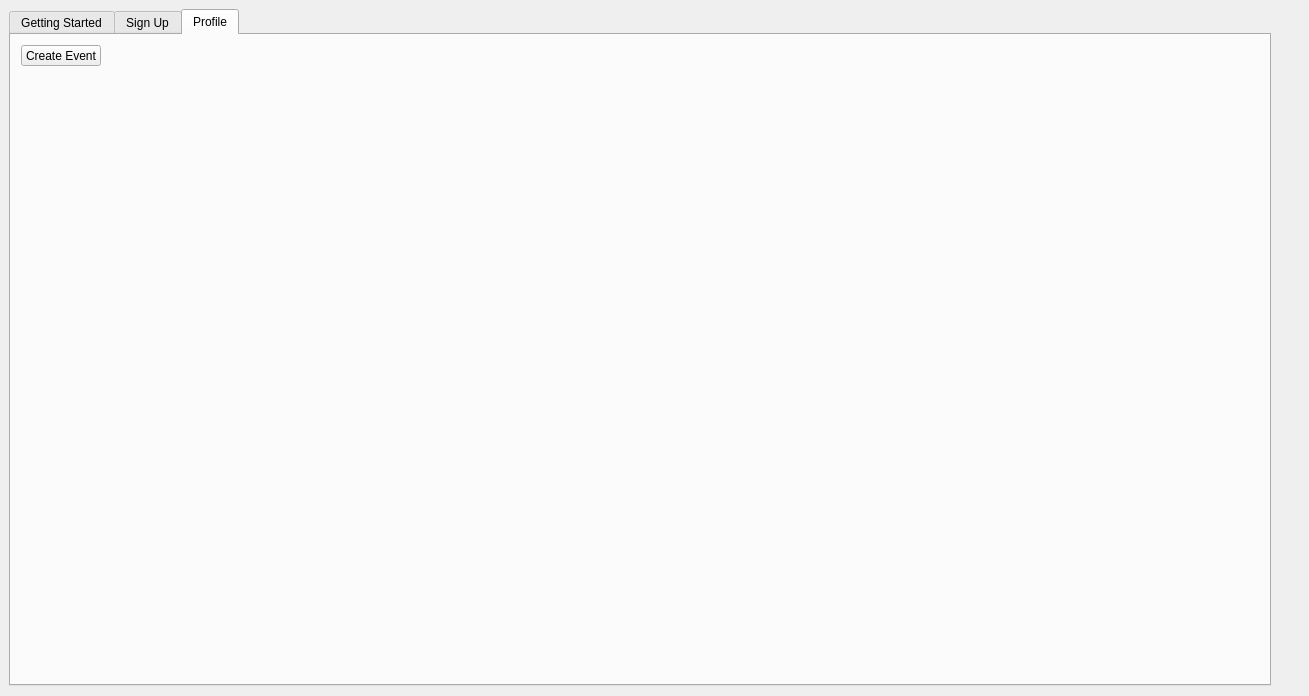
First picture: the form in src/web-app/interestdata.ui, repository Aesylwinn/software-engineering, before the edit.
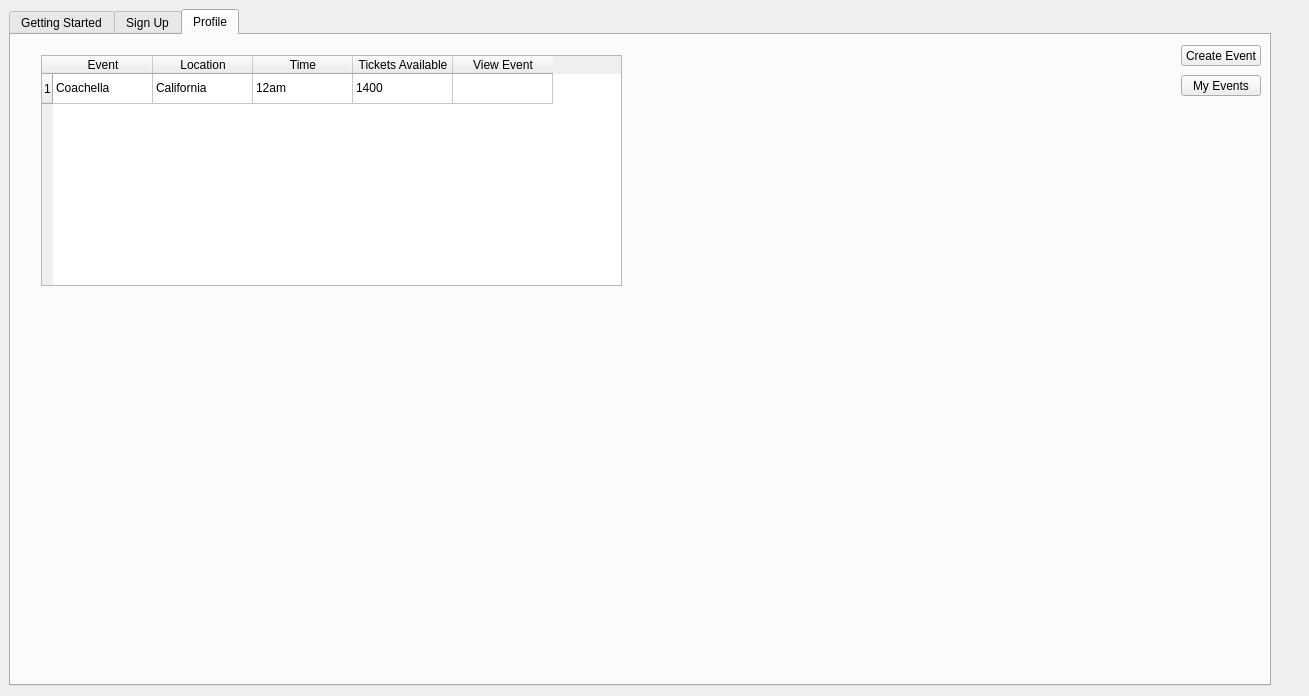
Second picture: the form after the edit. Icons and pictures are not drawn.

Commit message: Added create event layout

```diff
--- a/src/web-app/interestdata.ui
+++ b/src/web-app/interestdata.ui
@@ -760,7 +760,7 @@
     <widget class="QPushButton" name="createEvent">
      <property name="geometry">
       <rect>
-       <x>10</x>
+       <x>1170</x>
        <y>10</y>
        <width>80</width>
        <height>21</height>
@@ -770,6 +770,87 @@
       <string>Create Event</string>
      </property>
     </widget>
+    <widget class="QPushButton" name="myEvent">
+     <property name="geometry">
+      <rect>
+       <x>1170</x>
+       <y>40</y>
+       <width>80</width>
+       <height>21</height>
+      </rect>
+     </property>
+     <property name="text">
+      <string>My Events</string>
+     </property>
+    </widget>
+    <widget class="QTableWidget" name="interestStream">
+     <property name="geometry">
+      <rect>
+       <x>30</x>
+       <y>20</y>
+       <width>581</width>
+       <height>231</height>
+      </rect>
+     </property>
+     <property name="editTriggers">
+      <set>QAbstractItemView::NoEditTriggers</set>
+     </property>
+     <row>
+      <property name="text">
+       <string>1</string>
+      </property>
+     </row>
+     <column>
+      <property name="text">
+       <string>Event</string>
+      </property>
+     </column>
+     <column>
+      <property name="text">
+       <string>Location</string>
+      </property>
+     </column>
+     <column>
+      <property name="text">
+       <string>Time</string>
+      </property>
+     </column>
+     <column>
+      <property name="text">
+       <string>Tickets Available</string>
+      </property>
+     </column>
+     <column>
+      <property name="text">
+       <string>View Event</string>
+      </property>
+     </column>
+     <item row="0" column="0">
+      <property name="text">
+       <string>Coachella</string>
+      </property>
+     </item>
+     <item row="0" column="1">
+      <property name="text">
+       <string>California</string>
+      </property>
+     </item>
+     <item row="0" column="2">
+      <property name="text">
+       <string>12am</string>
+      </property>
+     </item>
+     <item row="0" column="3">
+      <property name="text">
+       <string>1400</string>
+      </property>
+     </item>
+     <item row="0" column="4">
+      <property name="text">
+       <string/>
+      </property>
+     </item>
+    </widget>
    </widget>
   </widget>
  </widget>
```
The commit also changes 1 other file.
